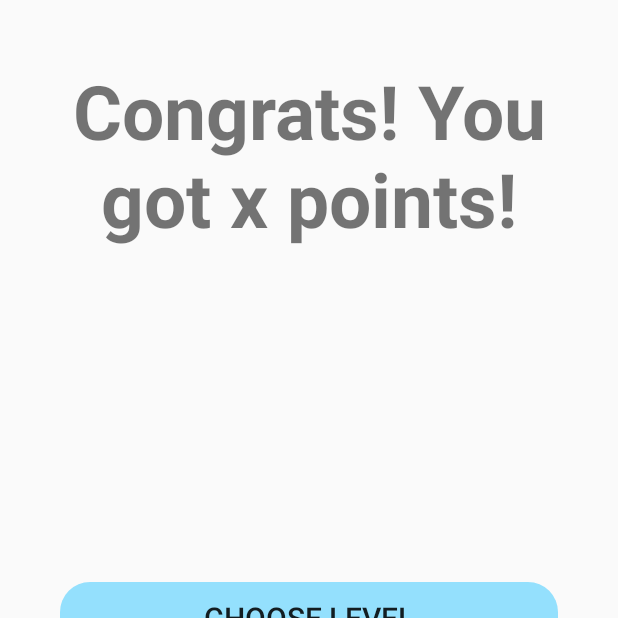
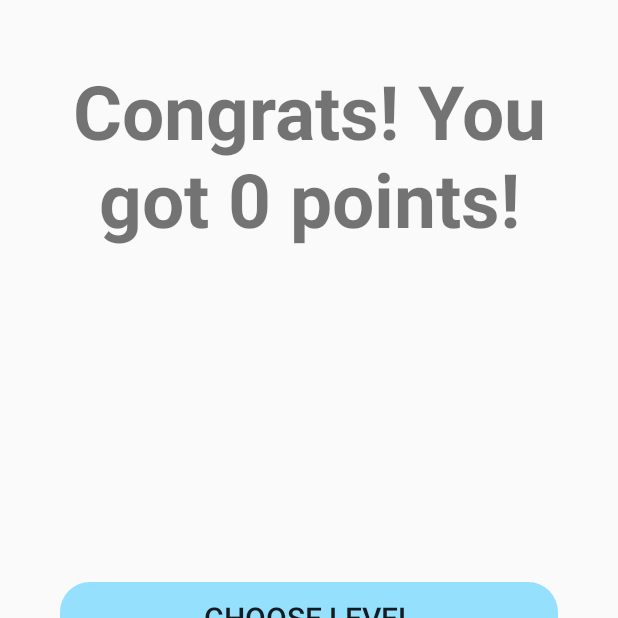
Before and after one commit to Madalina30/ProiectPA, an Android app: the Winner screen opened directly, with no data from a screen before it, on a phone screen of 412 x 824 dp, the top half of it. Run offline under Robolectric (Android 15) with nearby library versions, the light colour scheme and no system bars.

Commit message:
points to win and lost

```diff
--- a/app/src/main/java/com/example/exam_project/Winner.java
+++ b/app/src/main/java/com/example/exam_project/Winner.java
@@ -2,20 +2,29 @@ package com.example.exam_project;
 
 import androidx.appcompat.app.AppCompatActivity;
 
+import android.annotation.SuppressLint;
 import android.content.Intent;
+import android.content.SharedPreferences;
 import android.os.Bundle;
 import android.view.View;
 import android.view.WindowManager;
 import android.widget.Button;
+import android.widget.TextView;
 
 public class Winner extends AppCompatActivity {
+    private TextView pointsWon;
 
+    @SuppressLint("SetTextI18n")
     @Override
     protected void onCreate(Bundle savedInstanceState) {
         super.onCreate(savedInstanceState);
         setContentView(R.layout.win_template);
         getWindow().setFlags(WindowManager.LayoutParams.FLAG_FULLSCREEN,
                 WindowManager.LayoutParams.FLAG_FULLSCREEN);
+
+        pointsWon = findViewById(R.id.pointsWon);
+        SharedPreferences pref = getApplicationContext().getSharedPreferences("MyPref", 0);
+        pointsWon.setText("Congrats! You got "+ pref.getInt("pointsWonOrLost", 0) +" points!");
 
         Button chooseLevel = findViewById(R.id.chooseLevel);
         Button goToMainMenu = findViewById(R.id.goToMainMenu);
--- a/app/src/main/res/layout/lost_template.xml
+++ b/app/src/main/res/layout/lost_template.xml
@@ -9,6 +9,7 @@
 
 
     <TextView
+        android:id="@+id/pointsLost"
         android:layout_width="match_parent"
         android:layout_height="wrap_content"
         android:text="Ooops... you got just x points..."
--- a/app/src/main/res/layout/win_template.xml
+++ b/app/src/main/res/layout/win_template.xml
@@ -9,6 +9,7 @@
 
 
     <TextView
+        android:id="@+id/pointsWon"
         android:layout_width="match_parent"
         android:layout_height="wrap_content"
         android:text="Congrats! You got x points!"
```
Also changed, not shown: app/src/main/assets/gameData.json (+4 -4 lines), app/src/main/java/com/example/exam_project/Lost.java (+8 -0 lines), app/src/main/java/com/example/exam_project/TestRandom.java (+23 -10 lines).
